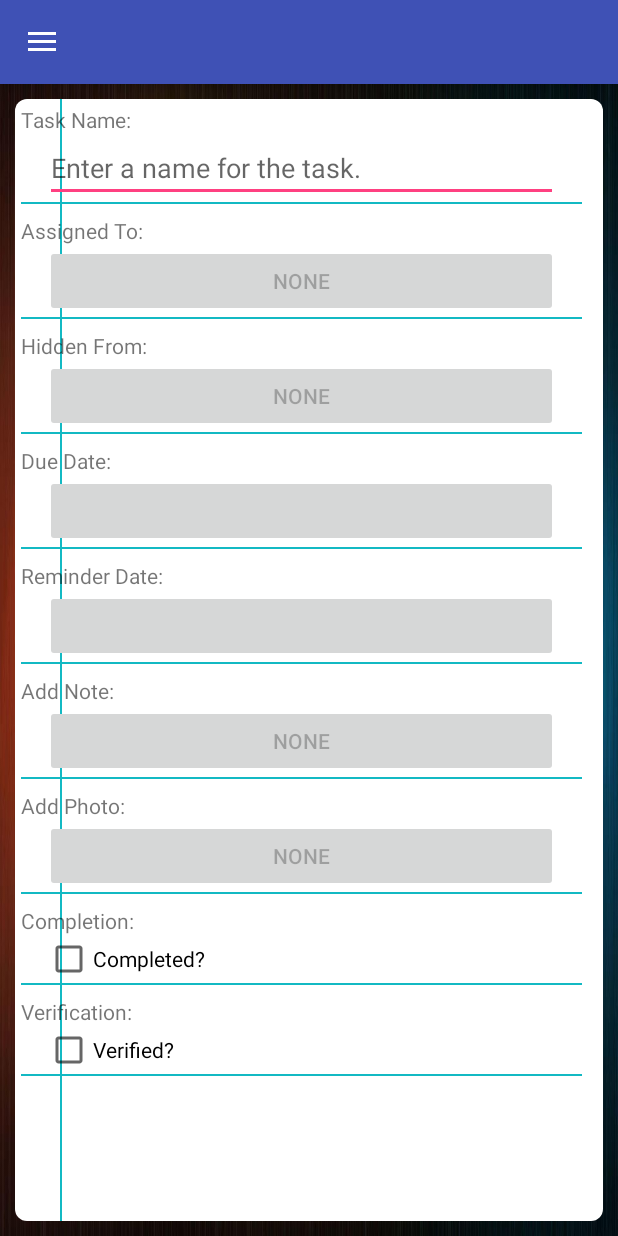
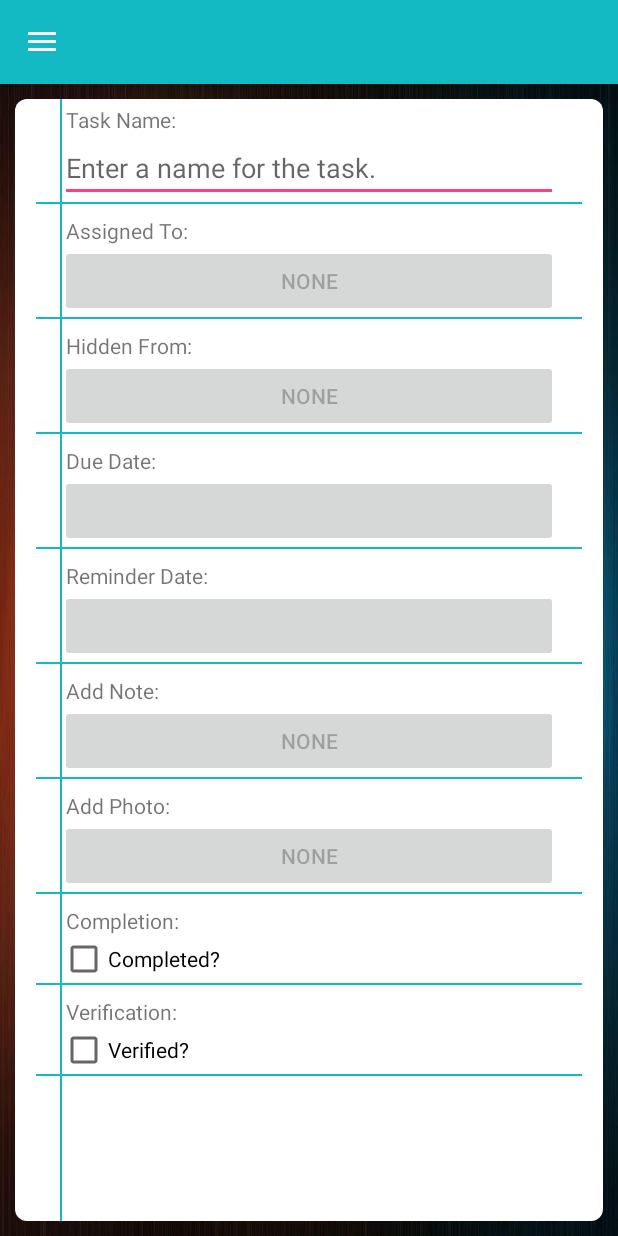
Before and after one commit to hristobakalov/P2-project-AAU, an Android app: the TaskFragment screen opened directly, with no data from a screen before it, on a phone screen of 412 x 824 dp. Run offline under Robolectric (Android 15) with nearby library versions, the phone set to English and light mode, and no system bars; 7 statements that could not run were skipped.

Commit message:
UI improvments

```diff
--- a/Done/app/src/main/res/layout/activity_layout.xml
+++ b/Done/app/src/main/res/layout/activity_layout.xml
@@ -18,8 +18,9 @@
             android:id="@+id/toolbar"
             android:layout_width="match_parent"
             android:layout_height="?attr/actionBarSize"
-            android:background="?attr/colorPrimary"
-            app:popupTheme="@style/AppTheme.PopupOverlay"/>
+            android:background="@color/mainBlueColor"
+            app:popupTheme="@style/AppTheme.PopupOverlay"
+            app:titleTextColor="@color/textColorWhite"/>
 
     </android.support.design.widget.AppBarLayout>
 
--- a/Done/app/src/main/res/layout/detailed_task_item_0.xml
+++ b/Done/app/src/main/res/layout/detailed_task_item_0.xml
@@ -8,6 +8,7 @@
     <TextView
         android:layout_width="match_parent"
         android:layout_height="wrap_content"
+        android:layout_marginLeft="20dp"
         android:text="@string/task_name_label"/>
 
     <EditText
--- a/Done/app/src/main/res/layout/detailed_task_item_1.xml
+++ b/Done/app/src/main/res/layout/detailed_task_item_1.xml
@@ -8,6 +8,7 @@
     <TextView
         android:layout_width="match_parent"
         android:layout_height="wrap_content"
+        android:layout_marginLeft="20dp"
         android:text="@string/task_assigned_to_label"/>
 
     <Button android:id="@+id/assigned_to"
--- a/Done/app/src/main/res/layout/detailed_task_item_2.xml
+++ b/Done/app/src/main/res/layout/detailed_task_item_2.xml
@@ -8,6 +8,7 @@
     <TextView
         android:layout_width="match_parent"
         android:layout_height="wrap_content"
+        android:layout_marginLeft="20dp"
         android:text="@string/task_hidden_from_label"/>
 
     <Button android:id="@+id/hidden_from"
--- a/Done/app/src/main/res/layout/detailed_task_item_3.xml
+++ b/Done/app/src/main/res/layout/detailed_task_item_3.xml
@@ -8,6 +8,7 @@
     <TextView
         android:layout_width="match_parent"
         android:layout_height="wrap_content"
+        android:layout_marginLeft="20dp"
         android:text="@string/task_due_date_label"/>
 
     <Button android:id="@+id/due_date"
--- a/Done/app/src/main/res/layout/detailed_task_item_4.xml
+++ b/Done/app/src/main/res/layout/detailed_task_item_4.xml
@@ -8,6 +8,7 @@
     <TextView
         android:layout_width="match_parent"
         android:layout_height="wrap_content"
+        android:layout_marginLeft="20dp"
         android:text="@string/task_reminder_date_label"/>
 
     <Button android:id="@+id/reminder_date"
--- a/Done/app/src/main/res/layout/detailed_task_item_5.xml
+++ b/Done/app/src/main/res/layout/detailed_task_item_5.xml
@@ -8,6 +8,7 @@
     <TextView
         android:layout_width="match_parent"
         android:layout_height="wrap_content"
+        android:layout_marginLeft="20dp"
         android:text="@string/task_add_note_label"/>
 
     <Button android:id="@+id/add_note"
--- a/Done/app/src/main/res/layout/detailed_task_item_6.xml
+++ b/Done/app/src/main/res/layout/detailed_task_item_6.xml
@@ -8,6 +8,7 @@
     <TextView
         android:layout_width="match_parent"
         android:layout_height="wrap_content"
+        android:layout_marginLeft="20dp"
         android:text="@string/task_add_photo_label"/>
 
     <Button android:id="@+id/add_photo"
--- a/Done/app/src/main/res/layout/detailed_task_item_7.xml
+++ b/Done/app/src/main/res/layout/detailed_task_item_7.xml
@@ -8,6 +8,7 @@
     <TextView
         android:layout_width="match_parent"
         android:layout_height="wrap_content"
+        android:layout_marginLeft="20dp"
         android:text="@string/completed_label"/>
 
     <CheckBox android:id="@+id/task_completed"
--- a/Done/app/src/main/res/layout/detailed_task_item_8.xml
+++ b/Done/app/src/main/res/layout/detailed_task_item_8.xml
@@ -8,6 +8,7 @@
     <TextView
         android:layout_width="match_parent"
         android:layout_height="wrap_content"
+        android:layout_marginLeft="20dp"
         android:text="@string/verified_label"/>
 
     <CheckBox android:id="@+id/task_verified"
--- a/Done/app/src/main/res/layout/fragment_task.xml
+++ b/Done/app/src/main/res/layout/fragment_task.xml
@@ -5,9 +5,9 @@
     android:id="@+id/single_task_recycler_view"
     android:layout_width="match_parent"
     android:layout_height="match_parent"
-    android:paddingLeft="10dp"
+    android:paddingLeft="20dp"
+    android:paddingBottom="15dp"
     android:paddingTop="10dp"
-    android:paddingRight="20dp"
-    android:paddingBottom="10dp">
+    android:paddingRight="20dp">
 
 </android.support.v7.widget.RecyclerView>
--- a/Done/app/src/main/res/layout/lists_item.xml
+++ b/Done/app/src/main/res/layout/lists_item.xml
@@ -24,12 +24,13 @@
 
         <TextView
             android:id="@+id/list_item_list_counter_text_view"
-            android:layout_width="wrap_content"
+            android:layout_width="match_parent"
             android:layout_height="wrap_content"
             android:textSize= "15sp"
             android:textColor="@color/textColor"
             android:padding="4dp"
-            android:layout_marginLeft="80dp"/>
+            android:gravity="right"
+            />
 
     </LinearLayout>
 
--- a/Done/app/src/main/res/layout/nav_header_main.xml
+++ b/Done/app/src/main/res/layout/nav_header_main.xml
@@ -17,7 +17,8 @@
         android:layout_width="wrap_content"
         android:layout_height="wrap_content"
         android:paddingTop="@dimen/nav_header_vertical_spacing"
-        android:src="@android:drawable/sym_def_app_icon"/>
+        android:src="@android:drawable/sym_def_app_icon"
+        />
 
     <TextView
         android:layout_width="match_parent"
--- a/Done/app/src/main/res/layout/navigation_layout.xml
+++ b/Done/app/src/main/res/layout/navigation_layout.xml
@@ -24,4 +24,5 @@
         app:menu="@menu/activity_main_drawer"
         />
 
+
 </android.support.v4.widget.DrawerLayout>
--- a/Done/app/src/main/res/menu/activity_main_drawer.xml
+++ b/Done/app/src/main/res/menu/activity_main_drawer.xml
@@ -6,6 +6,7 @@
             android:id="@+id/nav_my_to_do_lists"
 
             android:title="My To-Do Lists"/>
+
         <item
             android:id="@+id/nav_incomplete_tasks"
 
--- a/Done/app/src/main/res/values/colors.xml
+++ b/Done/app/src/main/res/values/colors.xml
@@ -5,4 +5,5 @@
     <color name="colorAccent">#FF4081</color>
     <color name="mainBlueColor">#13B9C3</color>
     <color name="textColor">#000000</color>
+    <color name="textColorWhite">#FFFFFF</color>
 </resources>
```
